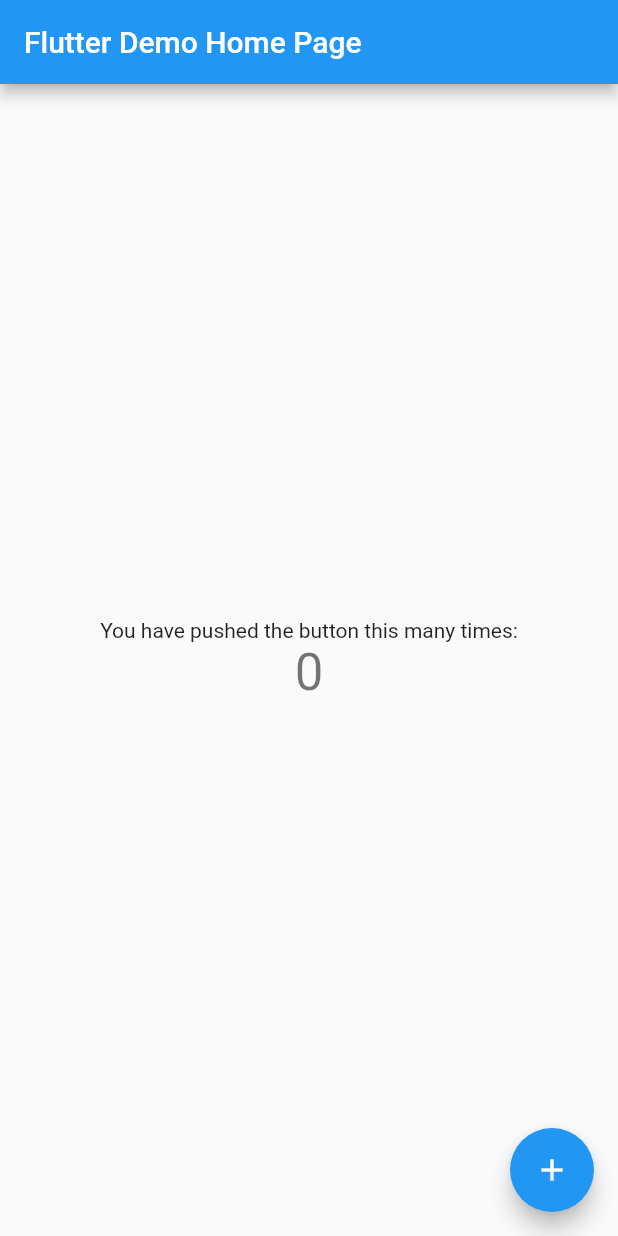
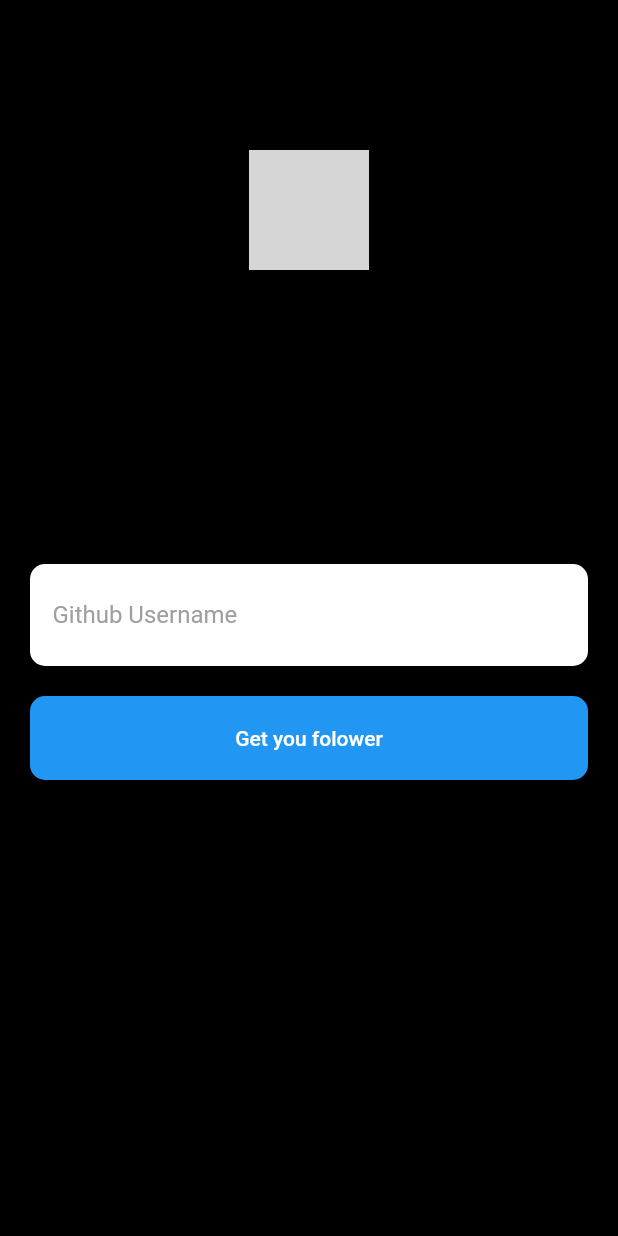
Before and after one commit to Datsede04/Github-User-Search-Tool, a Flutter app: the screen it shows after launch, on a phone screen of 412 x 824 dp. Run offline on Flutter 3.47's test engine with Material 2 defaults, Android fonts, the phone set to English and light mode, and no system bars; missing offline and left inert: dart:js; accounts and stored records are empty; network calls fail; grey boxes are pictures that could not be loaded.

Commit message:
seting up provider

```diff
--- /dev/null
+++ b/lib/Screen/home.dart
@@ -0,0 +1,93 @@
+import 'package:flutter/cupertino.dart';
+import 'package:flutter/material.dart';
+import 'package:flutter/src/foundation/key.dart';
+import 'package:flutter/src/widgets/framework.dart';
+import 'package:provider/provider.dart';
+
+import '../provider/UserProvider.dart';
+
+class Home extends StatefulWidget {
+  const Home({Key? key}) : super(key: key);
+
+  @override
+  State<Home> createState() => _HomeState();
+}
+
+class _HomeState extends State<Home> {
+  TextEditingController controller = TextEditingController();
+  void _getUser() {
+    if (controller.text == "") {
+      Provider.of<UserProvider>(context).setMessage("please Insert User name");
+    } else {
+      Provider.of<UserProvider>(context).fetchUser(controller.text);
+    }
+  }
+
+  // This widget is the root of your application.
+  @override
+  Widget build(BuildContext context) {
+    return Scaffold(
+      body: Container(
+        color: Colors.black,
+        child: Padding(
+          padding: EdgeInsets.all(20),
+          child: Column(children: <Widget>[
+            SizedBox(
+              height: 80,
+            ),
+            Container(
+              width: 80,
+              height: 80,
+              child: CircleAvatar(
+                backgroundColor: Colors.transparent,
+                backgroundImage: NetworkImage(
+                    "https://www.google.com/search?q=github+icon+image&sxsrf=ALiCzsbGkxHYw_9xu6z5H5Mzq2E-NAVt0A:1657018693109&tbm=isch&source=iu&ictx=1&vet=1&fir=r22vN2hK9iKfMM%252CVduUm5bUIj50qM%252C_%253BKq4l3mSBVj08zM%252CH8p6HHzcTglWAM%252C_%253BG9U2Dai9GVGdNM%252CJY-eVDG-JQ2uaM%252C_%253BF4N7nNsmAvS0zM%252CTXCcjLeV5gKBaM%252C_%253BB9I6N7fsJkqtQM%252CVduUm5bUIj50qM%252C_%253BJdCuiEb92j8WmM%252ChOKru3WHzG-XsM%252C_%253BiC264B70-mLXWM%252CgKdDZrwaX-chPM%252C_%253BV-spLf-SdJn0zM%252CNvj47LTe9yiM4M%252C_%253BGtWVj4ZrA1ALYM%252CqL2c7e-XwGwaqM%252C_%253BdO1l3HgJbssG8M%252CgwkaSaXL7ezQZM%252C_%253Be1XU10nrfC6bRM%252CH8p6HHzcTglWAM%252C_%253BkJ4h0HD-_Dk8iM%252CzdlG_mgsFCn2IM%252C_%253BajgQXMY5F3GqLM%252CWd3tgsZfHApvCM%252C_%253B-HzBZJl2bDXNWM%252C9P3hltt-qdpmzM%252C_%253BCyizs6edE5gNnM%252CVduUm5bUIj50qM%252C_&usg=AI4_-kTRod1jXDOb2Vd-Da7Ax2LFpzm_vw&sa=X&ved=2ahUKEwiqztrUy-H4AhV_i_0HHY_NCg4Q9QF6BAgQEAE#imgrc=G9U2Dai9GVGdNM"),
+              ),
+            ),
+            SizedBox(
+              height: 30,
+            ),
+            Text(
+              "Github",
+              style: TextStyle(fontWeight: FontWeight.bold),
+            ),
+            SizedBox(
+              height: 150,
+            ),
+            Container(
+              padding: EdgeInsets.symmetric(horizontal: 15, vertical: 10),
+              decoration: BoxDecoration(
+                borderRadius: BorderRadius.circular(10),
+                color: Colors.white,
+              ),
+              child: TextField(
+                decoration: InputDecoration(
+                    border: InputBorder.none,
+                    hintText: "Github Username",
+                    hintStyle: TextStyle(color: Colors.grey)),
+              ),
+            ),
+            SizedBox(
+              height: 20,
+            ),
+            MaterialButton(
+                padding: EdgeInsets.all(20),
+                color: Colors.blue,
+                shape: RoundedRectangleBorder(
+                  borderRadius: BorderRadius.circular(10),
+                ),
+                child: Align(
+                  child: Text(
+                    "Get you folower",
+                    style: TextStyle(color: Colors.white),
+                  ),
+                ),
+                onPressed: () {
+                  _getUser();
+                })
+          ]),
+        ),
+      ),
+    );
+  }
+}
--- a/lib/main.dart
+++ b/lib/main.dart
@@ -1,115 +1,20 @@
+import 'dart:js';
+
 import 'package:flutter/material.dart';
+import 'package:github_user_search_tool/provider/UserProvider.dart';
+import 'package:provider/provider.dart';
+
+import 'Screen/home.dart';
 
 void main() {
-  runApp(const MyApp());
-}
-
-class MyApp extends StatelessWidget {
-  const MyApp({Key? key}) : super(key: key);
-
-  // This widget is the root of your application.
-  @override
-  Widget build(BuildContext context) {
-    return MaterialApp(
+  runApp(ChangeNotifierProvider<UserProvider>(
+    create: (context) => UserProvider(),
+    child: MaterialApp(
       title: 'Flutter Demo',
       theme: ThemeData(
-        // This is the theme of your application.
-        //
-        // Try running your application with "flutter run". You'll see the
-        // application has a blue toolbar. Then, without quitting the app, try
-        // changing the primarySwatch below to Colors.green and then invoke
-        // "hot reload" (press "r" in the console where you ran "flutter run",
-        // or simply save your changes to "hot reload" in a Flutter IDE).
-        // Notice that the counter didn't reset back to zero; the application
-        // is not restarted.
         primarySwatch: Colors.blue,
       ),
-      home: const MyHomePage(title: 'Flutter Demo Home Page'),
-    );
-  }
+      home: Home(),
+    ),
+  ));
 }
-
-class MyHomePage extends StatefulWidget {
-  const MyHomePage({Key? key, required this.title}) : super(key: key);
-
-  // This widget is the home page of your application. It is stateful, meaning
-  // that it has a State object (defined below) that contains fields that affect
-  // how it looks.
-
-  // This class is the configuration for the state. It holds the values (in this
-  // case the title) provided by the parent (in this case the App widget) and
-  // used by the build method of the State. Fields in a Widget subclass are
-  // always marked "final".
-
-  final String title;
-
-  @override
-  State<MyHomePage> createState() => _MyHomePageState();
-}
-
-class _MyHomePageState extends State<MyHomePage> {
-  int _counter = 0;
-
-  void _incrementCounter() {
-    setState(() {
-      // This call to setState tells the Flutter framework that something has
-      // changed in this State, which causes it to rerun the build method below
-      // so that the display can reflect the updated values. If we changed
-      // _counter without calling setState(), then the build method would not be
-      // called again, and so nothing would appear to happen.
-      _counter++;
-    });
-  }
-
-  @override
-  Widget build(BuildContext context) {
-    // This method is rerun every time setState is called, for instance as done
-    // by the _incrementCounter method above.
-    //
-    // The Flutter framework has been optimized to make rerunning build methods
-    // fast, so that you can just rebuild anything that needs updating rather
-    // than having to individually change instances of widgets.
-    return Scaffold(
-      appBar: AppBar(
-        // Here we take the value from the MyHomePage object that was created by
-        // the App.build method, and use it to set our appbar title.
-        title: Text(widget.title),
-      ),
-      body: Center(
-        // Center is a layout widget. It takes a single child and positions it
-        // in the middle of the parent.
-        child: Column(
-          // Column is also a layout widget. It takes a list of children and
-          // arranges them vertically. By default, it sizes itself to fit its
-          // children horizontally, and tries to be as tall as its parent.
-          //
-          // Invoke "debug painting" (press "p" in the console, choose the
-          // "Toggle Debug Paint" action from the Flutter Inspector in Android
-          // Studio, or the "Toggle Debug Paint" command in Visual Studio Code)
-          // to see the wireframe for each widget.
-          //
-          // Column has various properties to control how it sizes itself and
-          // how it positions its children. Here we use mainAxisAlignment to
-          // center the children vertically; the main axis here is the vertical
-          // axis because Columns are vertical (the cross axis would be
-          // horizontal).
-          mainAxisAlignment: MainAxisAlignment.center,
-          children: <Widget>[
-            const Text(
-              'You have pushed the button this many times:',
-            ),
-            Text(
-              '$_counter',
-              style: Theme.of(context).textTheme.headline4,
-            ),
-          ],
-        ),
-      ),
-      floatingActionButton: FloatingActionButton(
-        onPressed: _incrementCounter,
-        tooltip: 'Increment',
-        child: const Icon(Icons.add),
-      ), // This trailing comma makes auto-formatting nicer for build methods.
-    );
-  }
-}
--- /dev/null
+++ b/lib/model/user.dart
@@ -0,0 +1,53 @@
+import 'package:flutter/foundation.dart';
+import 'package:http/http.dart' as http;
+import 'dart:convert' as convert;
+
+class Users {
+  String login;
+  String name;
+  String blog;
+  String location;
+  String bio;
+  String twitter_username;
+  int public_repos;
+  int followers;
+  int following;
+  DateTime created_at;
+
+  Users(
+      {required this.login,
+      required this.name,
+      required this.blog,
+      required this.location,
+      required this.bio,
+      required this.twitter_username,
+      required this.public_repos,
+      required this.followers,
+      required this.following,
+      required this.created_at});
+
+  Map toJson() => {
+        "login": login,
+        "name": name,
+        "blog": blog,
+        "location": location,
+        "bio": bio,
+        "twitter_username": twitter_username,
+        "public_repos": public_repos,
+        "followers": followers,
+        "following": following,
+        "created_at": created_at
+      };
+
+  Users.fromJson(Map json)
+      : login = json['login'],
+        name = json['name'],
+        blog = json['blog'],
+        location = json['location'],
+        bio = json["blog"],
+        twitter_username = json["twitter_username"],
+        public_repos = json["public_repos"],
+        followers = json["followers"],
+        following = json["following"],
+        created_at = json["created_at"];
+}
--- /dev/null
+++ b/lib/provider/UserProvider.dart
@@ -0,0 +1,36 @@
+import 'package:flutter/cupertino.dart';
+
+import '../model/user.dart';
+
+class UserProvider with ChangeNotifier {
+  late Users users;
+  late String errorMessage;
+  bool loading = false;
+
+  Future<bool> fetchUser(username) async {
+    setLoaging(true);
+  }
+
+  void setLoaging(value) {
+    loading = value;
+    notifyListeners();
+  }
+
+  void setUser(value) {
+    users = value;
+    notifyListeners();
+  }
+
+  void setMessage(value) {
+    errorMessage = value;
+    notifyListeners();
+  }
+
+  bool isLoading() {
+    return loading;
+  }
+
+  bool isUser() {
+    return users != null ? true : false;
+  }
+}
--- /dev/null
+++ b/lib/request/GihubRequest.dart
@@ -0,0 +1,13 @@
+import 'package:http/http.dart' as http;
+
+class Github {
+  final String username;
+
+  var url = Uri.https('www.api.github.com', '/users/$username') as String;
+
+  Github(this.username);
+
+  Future<http.Response> fetchUser() async {
+    return await http.get(url as Uri);
+  }
+}
--- a/pubspec.yaml
+++ b/pubspec.yaml
@@ -34,7 +34,8 @@ dependencies:
   # The following adds the Cupertino Icons font to your application.
   # Use with the CupertinoIcons class for iOS style icons.
   cupertino_icons: ^1.0.2
-
+  http: ^0.13.4
+  provider: ^6.0.3
 dev_dependencies:
   flutter_test:
     sdk: flutter
```
Also changed, not shown: pubspec.lock.
